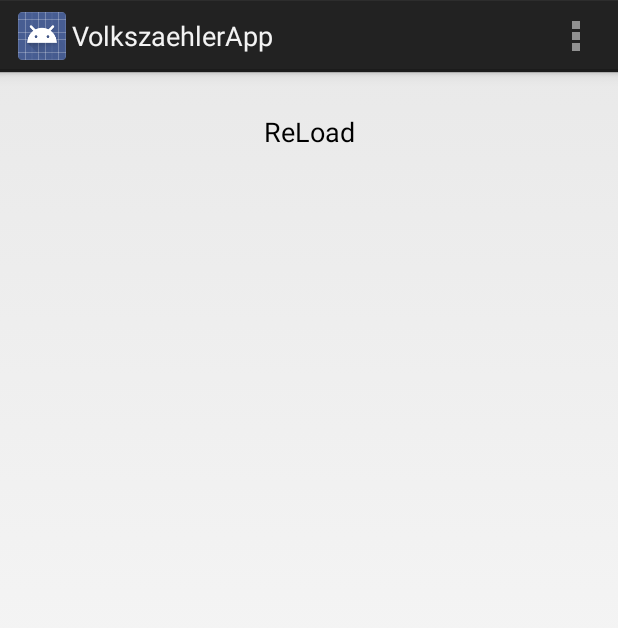
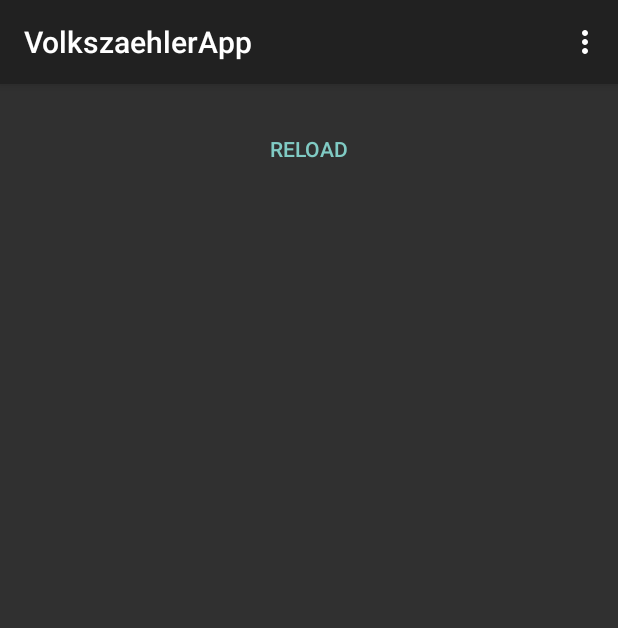
Before and after one commit to volkszaehler/app-android, an Android app: the screen it shows after launch (MainActivity), on a phone screen of 412 x 824 dp. Shown: the top 628 px of the screen. Run offline under Robolectric (Android 15) with nearby library versions, the phone set to English and light mode, and no system bars.

Commit message:
style issues with Android 7 https://github.com/volkszaehler/app-android/issues/21

```diff
--- a/app/src/main/res/layout/activity_date_time_selector.xml
+++ b/app/src/main/res/layout/activity_date_time_selector.xml
@@ -69,6 +69,7 @@
 
     <Button
         android:id="@+id/btnSet"
+        style="?android:attr/buttonBarButtonStyle"
         android:layout_width="fill_parent"
         android:layout_height="wrap_content"
         android:layout_gravity="center"
--- a/app/src/main/res/layout/info_popup.xml
+++ b/app/src/main/res/layout/info_popup.xml
@@ -5,7 +5,7 @@
     android:layout_height="fill_parent"
     android:orientation="vertical"
     android:padding="10dp"
-    android:background="@color/Black">
+    android:background="?android:attr/colorBackground">
 
     <LinearLayout
         android:layout_width="match_parent"
--- a/app/src/main/res/values-v11/styles.xml
+++ b/app/src/main/res/values-v11/styles.xml
@@ -4,7 +4,7 @@
         Base application theme for API 11+. This theme completely replaces
         AppBaseTheme from res/values/styles.xml on API 11+ devices.
     -->
-    <style name="AppBaseTheme" parent="android:Theme.Holo.Light">
+    <style name="AppBaseTheme" parent="android:Theme.Holo">
         <!-- API 11 theme customizations can go here. -->
     </style>
 
--- a/app/src/main/res/values-v14/styles.xml
+++ b/app/src/main/res/values-v14/styles.xml
@@ -5,7 +5,7 @@
         AppBaseTheme from BOTH res/values/styles.xml and
         res/values-v11/styles.xml on API 14+ devices.
     -->
-    <style name="AppBaseTheme" parent="android:Theme.Holo.Light.DarkActionBar">
+    <style name="AppBaseTheme" parent="android:Theme.Holo">
         <!-- API 14 theme customizations can go here. -->
     </style>
 
--- /dev/null
+++ b/app/src/main/res/values-v21/styles.xml
@@ -0,0 +1,11 @@
+<?xml version="1.0" encoding="utf-8"?>
+<resources>
+
+    <style name="AppBaseTheme" parent="android:Theme.Material">
+        <!--
+            Theme customizations available in newer API levels can go in
+            res/values-vXX/styles.xml, while customizations related to
+            backward-compatibility can go here.
+        -->
+    </style>
+</resources>
--- /dev/null
+++ b/app/src/main/res/values-v25/styles.xml
@@ -0,0 +1,7 @@
+<?xml version="1.0" encoding="utf-8"?>
+<resources>
+
+    <style name="AppBaseTheme" parent="android:Theme.Material">
+
+    </style>
+</resources>
--- a/app/src/main/res/values/styles.xml
+++ b/app/src/main/res/values/styles.xml
@@ -4,7 +4,7 @@
         Base application theme, dependent on API level. This theme is replaced
         by AppBaseTheme from res/values-vXX/styles.xml on newer devices.
     -->
-    <style name="AppBaseTheme" parent="android:Theme.Light">
+    <style name="AppBaseTheme" parent="android:Theme.Holo">
         <!--
             Theme customizations available in newer API levels can go in
             res/values-vXX/styles.xml, while customizations related to
```
